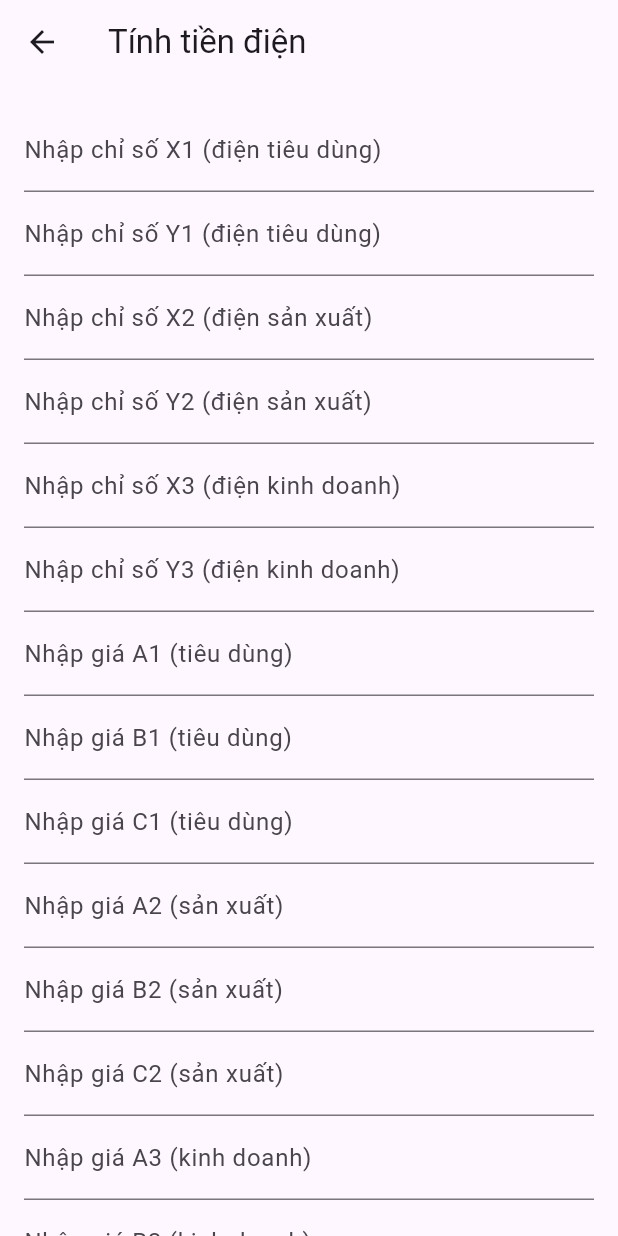
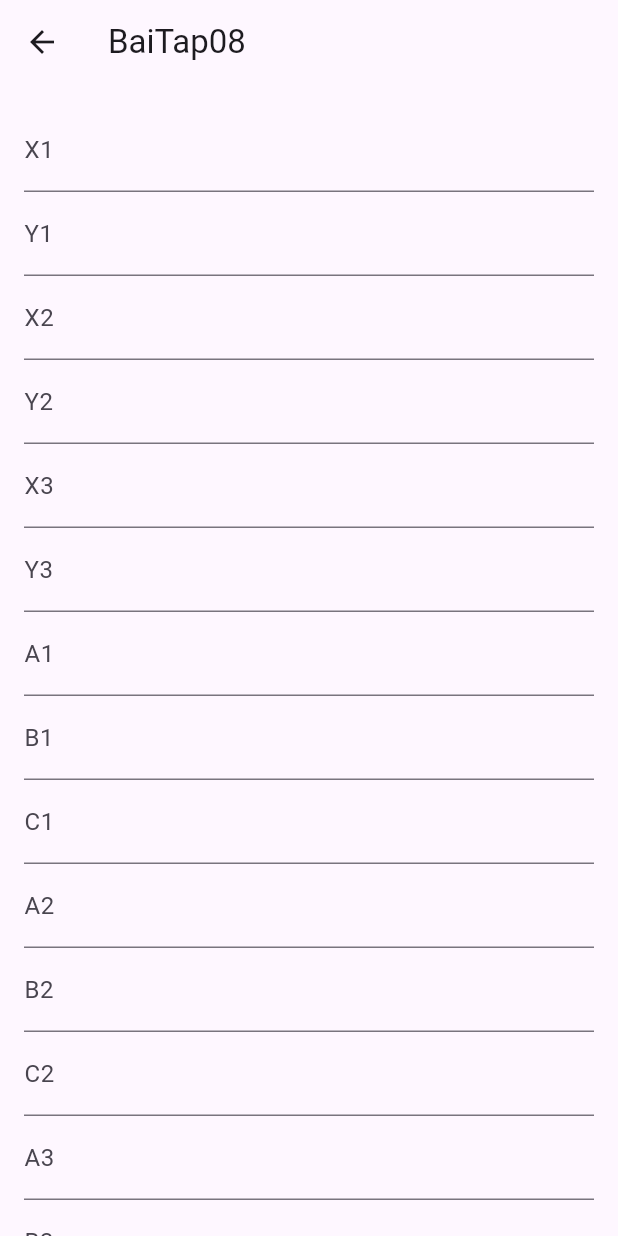
Before and after one commit to qminhminh/bai_tap_van_dung_CT_Quang_Minh, a Flutter app: the BaiTap08 screen opened directly, on a phone screen of 412 x 824 dp. Run offline on Flutter 3.47's test engine with Material 3 defaults, Android fonts, the light colour scheme and no system bars.

Commit message:
fix bai 8

```diff
--- a/lib/bai_tap_8.dart
+++ b/lib/bai_tap_8.dart
@@ -1,3 +1,5 @@
+// ignore_for_file: non_constant_identifier_names
+
 import 'package:flutter/material.dart';
 
 class BaiTap08 extends StatefulWidget {
@@ -8,97 +10,115 @@ class BaiTap08 extends StatefulWidget {
 }
 
 class _BaiTap08State extends State<BaiTap08> {
-  // Khởi tạo các TextEditingController để nhận dữ liệu nhập từ bàn phím
-  final TextEditingController _x1Controller = TextEditingController();
-  final TextEditingController _y1Controller = TextEditingController();
-  final TextEditingController _x2Controller = TextEditingController();
-  final TextEditingController _y2Controller = TextEditingController();
-  final TextEditingController _x3Controller = TextEditingController();
-  final TextEditingController _y3Controller = TextEditingController();
-  final TextEditingController _a1Controller = TextEditingController();
-  final TextEditingController _b1Controller = TextEditingController();
-  final TextEditingController _c1Controller = TextEditingController();
-  final TextEditingController _a2Controller = TextEditingController();
-  final TextEditingController _b2Controller = TextEditingController();
-  final TextEditingController _c2Controller = TextEditingController();
-  final TextEditingController _a3Controller = TextEditingController();
-  final TextEditingController _b3Controller = TextEditingController();
-  final TextEditingController _c3Controller = TextEditingController();
+  final TextEditingController x1Controller = TextEditingController();
+  final TextEditingController y1Controller = TextEditingController();
+  final TextEditingController x2Controller = TextEditingController();
+  final TextEditingController y2Controller = TextEditingController();
+  final TextEditingController x3Controller = TextEditingController();
+  final TextEditingController y3Controller = TextEditingController();
+  final TextEditingController a1Controller = TextEditingController();
+  final TextEditingController b1Controller = TextEditingController();
+  final TextEditingController c1Controller = TextEditingController();
+  final TextEditingController a2Controller = TextEditingController();
+  final TextEditingController b2Controller = TextEditingController();
+  final TextEditingController c2Controller = TextEditingController();
+  final TextEditingController a3Controller = TextEditingController();
+  final TextEditingController b3Controller = TextEditingController();
+  final TextEditingController c3Controller = TextEditingController();
 
-  // Hàm tính tổng tiền điện cho cả 3 loại điện
-  int calculateElectricityBill(int x1, int y1, int x2, int y2, int x3, int y3,
-      int a1, int b1, int c1, int a2, int b2, int c2, int a3, int b3, int c3) {
-    // Tính tiền điện tiêu dùng
-    int tieuDung = calculateUsage(x1, y1, a1, b1, c1, 50, 100);
-    // Tính tiền điện sản xuất
-    int sanXuat = calculateUsage(x2, y2, a2, b2, c2, 200, 800);
-    // Tính tiền điện kinh doanh
-    int kinhDoanh = calculateUsage(x3, y3, a3, b3, c3, 100, 100);
-    // Trả về tổng số tiền phải trả
-    return tieuDung + sanXuat + kinhDoanh;
+  String result = "";
+
+  void calculateCost() {
+    // Parse inputs from controllers
+    int X1 = int.parse(x1Controller.text);
+    int Y1 = int.parse(y1Controller.text);
+    int X2 = int.parse(x2Controller.text);
+    int Y2 = int.parse(y2Controller.text);
+    int X3 = int.parse(x3Controller.text);
+    int Y3 = int.parse(y3Controller.text);
+
+    int A1 = int.parse(a1Controller.text);
+    int B1 = int.parse(b1Controller.text);
+    int C1 = int.parse(c1Controller.text);
+    int A2 = int.parse(a2Controller.text);
+    int B2 = int.parse(b2Controller.text);
+    int C2 = int.parse(c2Controller.text);
+    int A3 = int.parse(a3Controller.text);
+    int B3 = int.parse(b3Controller.text);
+    int C3 = int.parse(c3Controller.text);
+
+    // Calculate usage
+    int usage1 = Y1 - X1;
+    int usage2 = Y2 - X2;
+    int usage3 = Y3 - X3;
+
+    int totalCost = 0;
+
+    // Tính chi phí cho hộ gia đình (loại 1)
+    if (usage1 <= 50) {
+      // Nếu mức tiêu thụ nhỏ hơn hoặc bằng 50 kWh, chi phí tính bằng giá A1 cho mỗi kWh.
+      totalCost += usage1 * A1;
+    } else if (usage1 <= 150) {
+      // Nếu mức tiêu thụ lớn hơn 50 kWh và nhỏ hơn hoặc bằng 150 kWh:
+      // - Tính chi phí cho 50 kWh đầu tiên theo giá A1.
+      // - Tính chi phí cho phần mức tiêu thụ vượt quá 50 kWh (từ 51 đến 150) theo giá B1.
+      totalCost += 50 * A1 + (usage1 - 50) * B1;
+    } else {
+      // Nếu mức tiêu thụ lớn hơn 150 kWh:
+      // - Tính chi phí cho 50 kWh đầu tiên theo giá A1.
+      // - Tính chi phí cho 100 kWh tiếp theo (từ 51 đến 150) theo giá B1.
+      // - Tính chi phí cho phần mức tiêu thụ vượt quá 150 kWh (trên 150) theo giá C1.
+      totalCost += 50 * A1 + 100 * B1 + (usage1 - 150) * C1;
     }
 
-  // Hàm tính toán tiền điện cho từng loại
-  int calculateUsage(
-      int start, int end, int a, int b, int c, int limit1, int limit2) {
-    // Tính tổng lượng điện tiêu thụ trong tháng
-    int totalpasspower = end - start;
-    int cost = 0; // Biến lưu tổng chi phí cho loại điện này
-
-    // Kiểm tra nếu tiêu thụ trong giới hạn 1
-    if (totalpasspower <= limit1) {
-      cost =
-          totalpasspower * a; // Nếu tiêu thụ nhỏ hơn giới hạn 1, tính với giá A
-    }
-    // Kiểm tra nếu tiêu thụ trong giới hạn 2
-    else if (totalpasspower <= limit1 + limit2) {
-      // Tính tiền cho giới hạn 1 và phần còn lại trong giới hạn 2
-      cost = limit1 * a + (totalpasspower - limit1) * b;
-    }
-    // Nếu tiêu thụ vượt qua giới hạn 2
-    else {
-      // Tính tiền cho cả giới hạn 1, giới hạn 2 và phần vượt giới hạn
-      cost = limit1 * a + limit2 * b + (totalpasspower - limit1 - limit2) * c;
+// Tính chi phí cho công nghiệp (loại 2)
+    if (usage2 <= 200) {
+      // Nếu mức tiêu thụ nhỏ hơn hoặc bằng 200 kWh, chi phí tính bằng giá A2 cho mỗi kWh.
+      totalCost += usage2 * A2;
+    } else if (usage2 <= 1000) {
+      // Nếu mức tiêu thụ lớn hơn 200 kWh và nhỏ hơn hoặc bằng 1000 kWh:
+      // - Tính chi phí cho 200 kWh đầu tiên theo giá A2.
+      // - Tính chi phí cho phần mức tiêu thụ vượt quá 200 kWh (từ 201 đến 1000) theo giá B2.
+      totalCost += 200 * A2 + (usage2 - 200) * B2;
+    } else {
+      // Nếu mức tiêu thụ lớn hơn 1000 kWh:
+      // - Tính chi phí cho 200 kWh đầu tiên theo giá A2.
+      // - Tính chi phí cho 800 kWh tiếp theo (từ 201 đến 1000) theo giá B2.
+      // - Tính chi phí cho phần mức tiêu thụ vượt quá 1000 kWh (trên 1000) theo giá C2.
+      totalCost += 200 * A2 + 800 * B2 + (usage2 - 1000) * C2;
     }
 
-    return cost; // Trả về tổng chi phí cho loại điện này
+// Tính chi phí cho doanh nghiệp (loại 3)
+    if (usage3 <= 100) {
+      // Nếu mức tiêu thụ nhỏ hơn hoặc bằng 100 kWh, chi phí tính bằng giá A3 cho mỗi kWh.
+      totalCost += usage3 * A3;
+    } else if (usage3 <= 200) {
+      // Nếu mức tiêu thụ lớn hơn 100 kWh và nhỏ hơn hoặc bằng 200 kWh:
+      // - Tính chi phí cho 100 kWh đầu tiên theo giá A3.
+      // - Tính chi phí cho phần mức tiêu thụ vượt quá 100 kWh (từ 101 đến 200) theo giá B3.
+      totalCost += 100 * A3 + (usage3 - 100) * B3;
+    } else {
+      // Nếu mức tiêu thụ lớn hơn 200 kWh:
+      // - Tính chi phí cho 100 kWh đầu tiên theo giá A3.
+      // - Tính chi phí cho 100 kWh tiếp theo (từ 101 đến 200) theo giá B3.
+      // - Tính chi phí cho phần mức tiêu thụ vượt quá 200 kWh (trên 200) theo giá C3.
+      totalCost += 100 * A3 + 100 * B3 + (usage3 - 200) * C3;
     }
 
-  // Hàm hiển thị kết quả dưới dạng popup
-  void _showResult(BuildContext context, int result) {
+    // Hiển thị kết quả qua dialog
     showDialog(
       context: context,
       builder: (BuildContext context) {
         return AlertDialog(
-          title: const Text('Kết quả'), // Tiêu đề của popup
+          title: const Text('Kết quả'),
           content: Text(
-              'Tổng số tiền điện phải trả: $result đồng'), // Nội dung popup
+              'Số phòng tối thiểu cần dùng: $totalCost'), // Nội dung của dialog
           actions: <Widget>[
             TextButton(
-              child: const Text('OK'),
               onPressed: () {
-                Navigator.of(context).pop(); // Đóng popup khi nhấn OK
+                Navigator.of(context).pop(); // Đóng dialog
               },
-            ),
-          ],
-        );
-      },
-    );
-  }
-
-  void _showErrorDialog(String message) {
-    showDialog(
-      context: context,
-      builder: (BuildContext context) {
-        return AlertDialog(
-          title: const Text('Error'),
-          content: Text(message),
-          actions: <Widget>[
-            TextButton(
-              child: const Text('OK'),
-              onPressed: () {
-                Navigator.of(context).pop();
-              },
+              child: const Text('OK'), // Nút OK để đóng dialog
             ),
           ],
         );
@@ -108,148 +128,48 @@ class _BaiTap08State extends State<BaiTap08> {
 
   @override
   Widget build(BuildContext context) {
+    // Tạo danh sách các controller và nhãn
+    final List<Map<String, dynamic>> controllers = [
+      {'label': 'X1', 'controller': x1Controller},
+      {'label': 'Y1', 'controller': y1Controller},
+      {'label': 'X2', 'controller': x2Controller},
+      {'label': 'Y2', 'controller': y2Controller},
+      {'label': 'X3', 'controller': x3Controller},
+      {'label': 'Y3', 'controller': y3Controller},
+      {'label': 'A1', 'controller': a1Controller},
+      {'label': 'B1', 'controller': b1Controller},
+      {'label': 'C1', 'controller': c1Controller},
+      {'label': 'A2', 'controller': a2Controller},
+      {'label': 'B2', 'controller': b2Controller},
+      {'label': 'C2', 'controller': c2Controller},
+      {'label': 'A3', 'controller': a3Controller},
+      {'label': 'B3', 'controller': b3Controller},
+      {'label': 'C3', 'controller': c3Controller},
+    ];
+
     return Scaffold(
       appBar: AppBar(
-        title: const Text('Tính tiền điện'), // Tiêu đề trên thanh AppBar
+        title: const Text('BaiTap08'),
       ),
       body: SingleChildScrollView(
-        padding:
-            const EdgeInsets.all(16.0), // Thêm khoảng cách xung quanh nội dung
+        child: Padding(
+          padding: const EdgeInsets.all(16.0),
           child: Column(
-          children: <Widget>[
-            // TextField để nhập chỉ số điện tiêu dùng X1
+            children: [
+              // Sử dụng vòng lặp for để tạo các TextField
+              for (var field in controllers)
                 TextField(
-              controller: _x1Controller,
-              keyboardType: TextInputType.number,
-              decoration: const InputDecoration(
-                  labelText: 'Nhập chỉ số X1 (điện tiêu dùng)'),
+                  controller: field['controller']!,
+                  decoration: InputDecoration(
+                    labelText: field['label'],
                   ),
-            // TextField để nhập chỉ số điện tiêu dùng Y1
-            TextField(
-              controller: _y1Controller,
-              keyboardType: TextInputType.number,
-              decoration: const InputDecoration(
-                  labelText: 'Nhập chỉ số Y1 (điện tiêu dùng)'),
                 ),
-            // TextField để nhập chỉ số điện sản xuất X2
-            TextField(
-              controller: _x2Controller,
-              keyboardType: TextInputType.number,
-              decoration: const InputDecoration(
-                  labelText: 'Nhập chỉ số X2 (điện sản xuất)'),
+              const SizedBox(height: 20),
+              ElevatedButton(
+                  onPressed: calculateCost, child: const Text('Calculate')),
+              const SizedBox(height: 20),
+            ],
           ),
-            // TextField để nhập chỉ số điện sản xuất Y2
-            TextField(
-              controller: _y2Controller,
-              keyboardType: TextInputType.number,
-              decoration: const InputDecoration(
-                  labelText: 'Nhập chỉ số Y2 (điện sản xuất)'),
-            ),
-            // TextField để nhập chỉ số điện kinh doanh X3
-            TextField(
-              controller: _x3Controller,
-              keyboardType: TextInputType.number,
-              decoration: const InputDecoration(
-                  labelText: 'Nhập chỉ số X3 (điện kinh doanh)'),
-            ),
-            // TextField để nhập chỉ số điện kinh doanh Y3
-            TextField(
-              controller: _y3Controller,
-              keyboardType: TextInputType.number,
-              decoration: const InputDecoration(
-                  labelText: 'Nhập chỉ số Y3 (điện kinh doanh)'),
-            ),
-            // TextField để nhập giá A1 (điện tiêu dùng)
-            TextField(
-              controller: _a1Controller,
-              keyboardType: TextInputType.number,
-              decoration:
-                  const InputDecoration(labelText: 'Nhập giá A1 (tiêu dùng)'),
-            ),
-            // TextField để nhập giá B1 (điện tiêu dùng)
-            TextField(
-              controller: _b1Controller,
-              keyboardType: TextInputType.number,
-              decoration:
-                  const InputDecoration(labelText: 'Nhập giá B1 (tiêu dùng)'),
-            ),
-            // TextField để nhập giá C1 (điện tiêu dùng)
-            TextField(
-              controller: _c1Controller,
-              keyboardType: TextInputType.number,
-              decoration:
-                  const InputDecoration(labelText: 'Nhập giá C1 (tiêu dùng)'),
-            ),
-            // TextField để nhập giá A2 (điện sản xuất)
-            TextField(
-              controller: _a2Controller,
-              keyboardType: TextInputType.number,
-              decoration:
-                  const InputDecoration(labelText: 'Nhập giá A2 (sản xuất)'),
-            ),
-            // TextField để nhập giá B2 (điện sản xuất)
-            TextField(
-              controller: _b2Controller,
-              keyboardType: TextInputType.number,
-              decoration:
-                  const InputDecoration(labelText: 'Nhập giá B2 (sản xuất)'),
-            ),
-            // TextField để nhập giá C2 (điện sản xuất)
-            TextField(
-              controller: _c2Controller,
-              keyboardType: TextInputType.number,
-              decoration:
-                  const InputDecoration(labelText: 'Nhập giá C2 (sản xuất)'),
-            ),
-            // TextField để nhập giá A3 (điện kinh doanh)
-            TextField(
-              controller: _a3Controller,
-              keyboardType: TextInputType.number,
-              decoration:
-                  const InputDecoration(labelText: 'Nhập giá A3 (kinh doanh)'),
-            ),
-            // TextField để nhập giá B3 (điện kinh doanh)
-            TextField(
-              controller: _b3Controller,
-              keyboardType: TextInputType.number,
-              decoration:
-                  const InputDecoration(labelText: 'Nhập giá B3 (kinh doanh)'),
-            ),
-            // TextField để nhập giá C3 (điện kinh doanh)
-            TextField(
-              controller: _c3Controller,
-              keyboardType: TextInputType.number,
-              decoration:
-                  const InputDecoration(labelText: 'Nhập giá C3 (kinh doanh)'),
-            ),
-            // Nút bấm để tính toán và hiển thị kết quả
-            ElevatedButton(
-              child: const Text('Tính tiền điện'),
-              onPressed: () {
-                // Lấy dữ liệu từ các TextEditingController và chuyển đổi sang số nguyên
-                int x1 = int.tryParse(_x1Controller.text) ?? 0;
-                int y1 = int.tryParse(_y1Controller.text) ?? 0;
-                int x2 = int.tryParse(_x2Controller.text) ?? 0;
-                int y2 = int.tryParse(_y2Controller.text) ?? 0;
-                int x3 = int.tryParse(_x3Controller.text) ?? 0;
-                int y3 = int.tryParse(_y3Controller.text) ?? 0;
-                int a1 = int.tryParse(_a1Controller.text) ?? 0;
-                int b1 = int.tryParse(_b1Controller.text) ?? 0;
-                int c1 = int.tryParse(_c1Controller.text) ?? 0;
-                int a2 = int.tryParse(_a2Controller.text) ?? 0;
-                int b2 = int.tryParse(_b2Controller.text) ?? 0;
-                int c2 = int.tryParse(_c2Controller.text) ?? 0;
-                int a3 = int.tryParse(_a3Controller.text) ?? 0;
-                int b3 = int.tryParse(_b3Controller.text) ?? 0;
-                int c3 = int.tryParse(_c3Controller.text) ?? 0;
-
-                // Tính tổng số tiền điện và hiển thị kết quả
-                int totalAmount = calculateElectricityBill(
-                    x1, y1, x2, y2, x3, y3, a1, b1, c1, a2, b2, c2, a3, b3, c3);
-                _showResult(context, totalAmount);
-              },
-            ),
-          ],
         ),
       ),
     );
```
Lines whose indentation alone changed are shown as unchanged.
